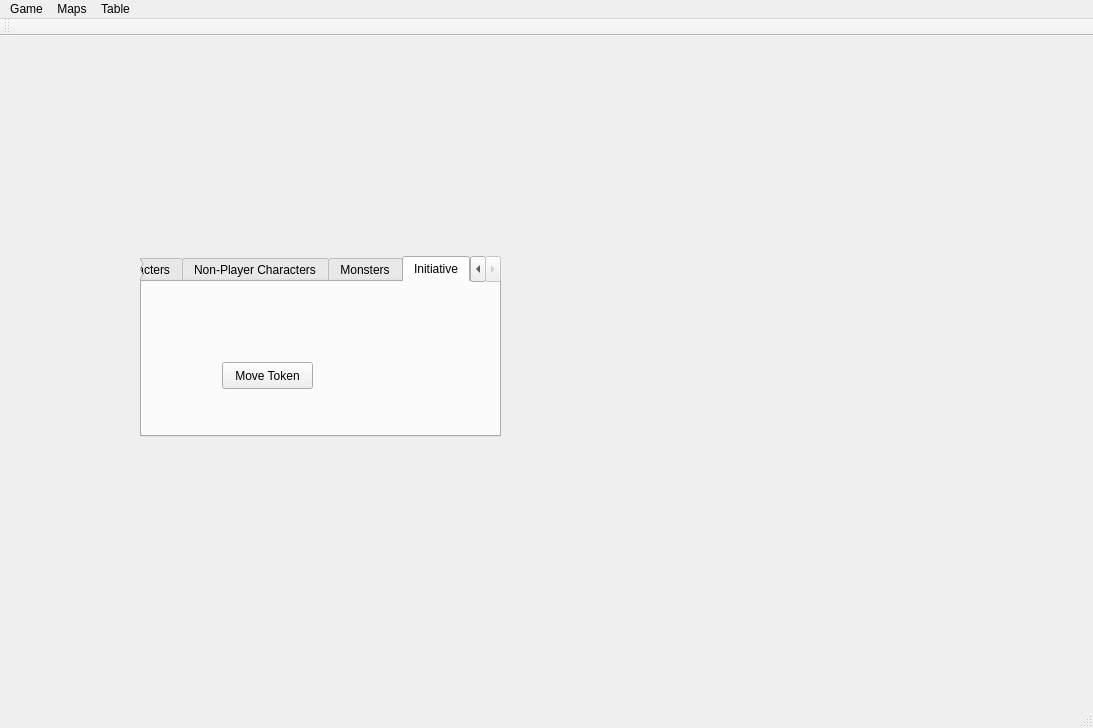
Before: the Qt Designer form src/dm/forms/MainWindow.ui in guyvdb/Multi-Touch, drawn with Qt 5.
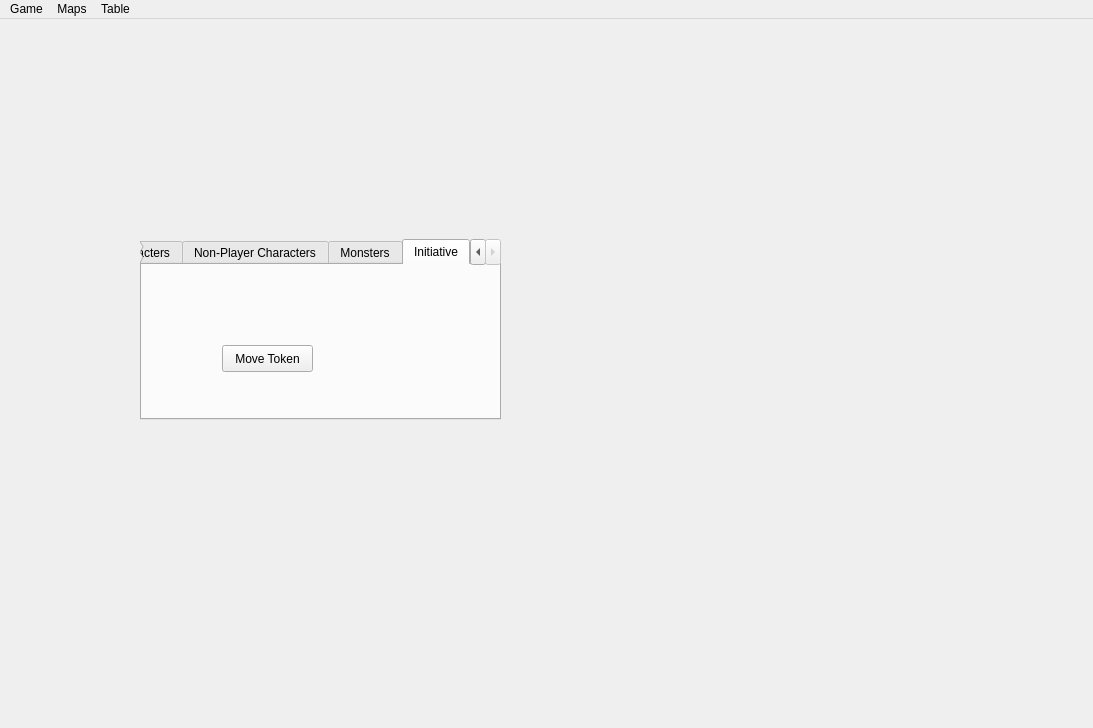
After: the same form once the commit is applied. The open tabs and pages were chosen to show the change. Icons and pictures are not drawn.

Commit message: Start on new MainWindow for dm app

The edit to the form file:
```diff
--- a/src/dm/forms/MainWindow.ui
+++ b/src/dm/forms/MainWindow.ui
@@ -138,15 +138,6 @@
    <addaction name="menuMaps"/>
    <addaction name="menuTable"/>
   </widget>
-  <widget class="QToolBar" name="mainToolBar">
-   <attribute name="toolBarArea">
-    <enum>TopToolBarArea</enum>
-   </attribute>
-   <attribute name="toolBarBreak">
-    <bool>false</bool>
-   </attribute>
-  </widget>
-  <widget class="QStatusBar" name="statusBar"/>
   <action name="openGameAction">
    <property name="text">
     <string>Open Game</string>
```
Left out of the diff: 33 changed lines with no effect on the pictures. The commit also changes 49 other files.
